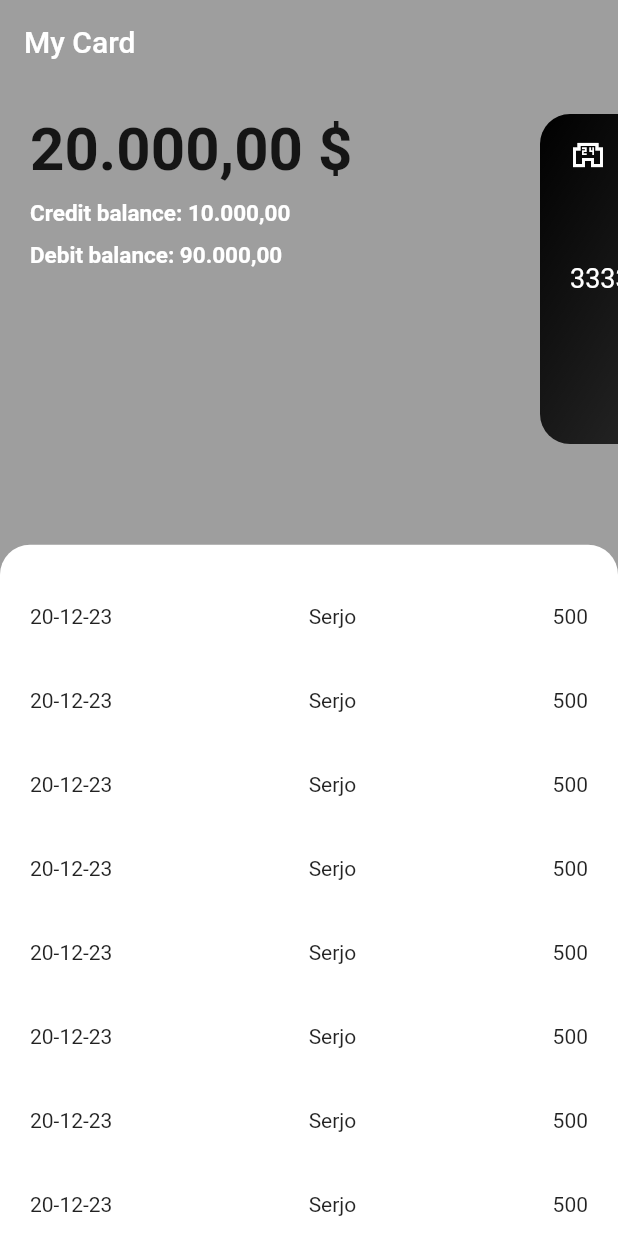
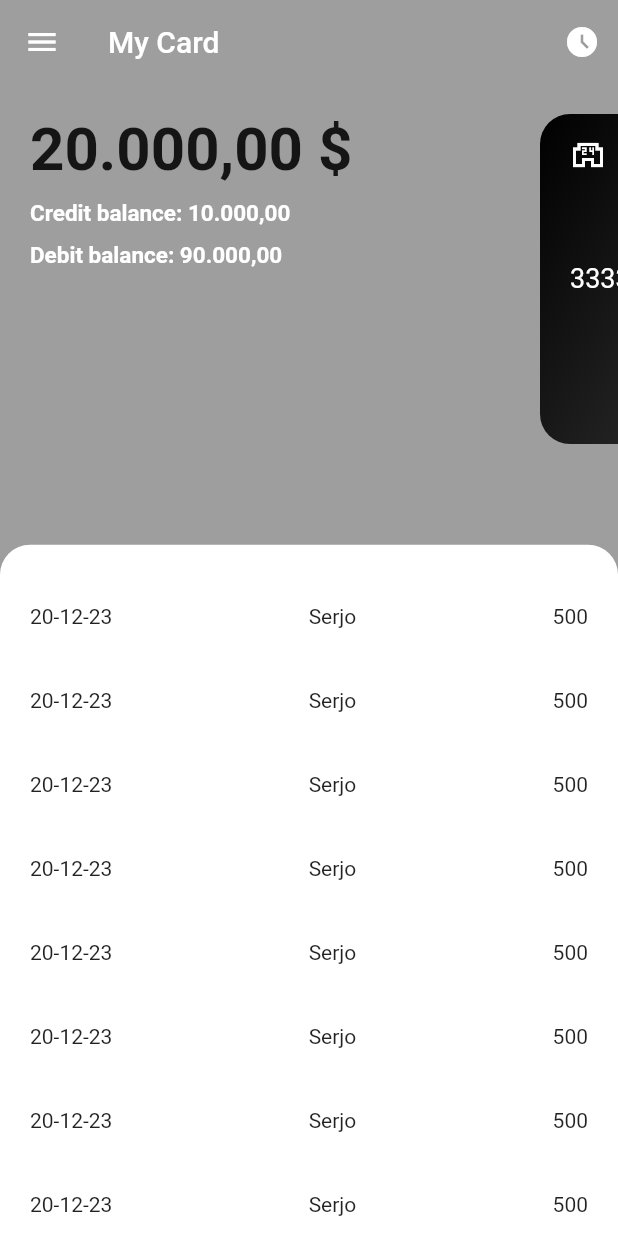
Before and after one commit to DenysMaksymov/flutter_cours, a Flutter app: the screen it shows after launch, on a phone screen of 412 x 824 dp. Run offline on Flutter 3.47's test engine with Material 2 defaults, Android fonts, the phone set to English and light mode, and no system bars; missing offline and left inert: help_ukraine_widget.

```diff
--- a/lib/screens/home_screen.dart
+++ b/lib/screens/home_screen.dart
@@ -1,7 +1,9 @@
+import 'package:app/components/app_drawer/app_drawer.dart';
 import 'package:app/components/bank_card/card_switcher.dart';
 import 'package:app/components/transaction_list/transaction_item.dart';
 import 'package:app/models/bank_card_dto.dart';
 import 'package:app/models/transaction_dto.dart';
+import 'package:app/screens/profile_screen.dart';
 import 'package:app/utils/utils.dart';
 import 'package:flutter/material.dart';
 import 'package:help_ukraine_widget/help_ukraine_widget.dart';
@@ -110,20 +112,42 @@ class _HomeScreenState extends State<HomeScreen> {
     leftBalance = -250;
     setState(() {});
   }
+
   void swipeToRight() {
     leftCard = 340;
     leftBalance = 20;
     setState(() {});
   }
 
+  final GlobalKey<ScaffoldState> _scaffoldKey = GlobalKey<ScaffoldState>();
+
   @override
   Widget build(BuildContext context) {
     return Scaffold(
+      key: _scaffoldKey,
       backgroundColor: Colors.grey,
+      drawer: const AppDrawer(),
       appBar: AppBar(
         title: isShowBalance ? const Text('My Card') : Text(balance),
         backgroundColor: Colors.transparent,
         shadowColor: Colors.transparent,
+        leading: IconButton(
+          onPressed: () {
+            _scaffoldKey.currentState?.openDrawer();
+          },
+          icon: const Icon(Icons.menu),
+        ),
+        actions: [
+          IconButton(
+              onPressed: () {
+                Navigator.of(context).push(
+                  MaterialPageRoute(
+                    builder: (context) => const ProfileScreen(),
+                  ),
+                );
+              },
+              icon: Icon(Icons.access_time_filled))
+        ],
       ),
 
       ///TODO Need it in future @DenysMaksymov
```
Also changed, not shown: lib/components/app_drawer/app_drawer.dart (added, +15 -0 lines), lib/screens/profile_screen.dart (added, +24 -0 lines).
